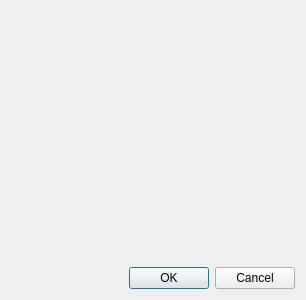
Above: PythonCAD/Interface/Dialogs/property.ui from pythoncad/pythoncad-legacy before the change. Below: the same form after it.
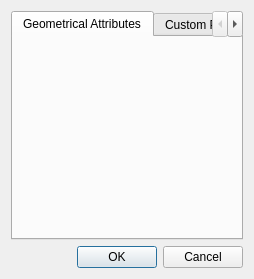
That is the form after the change.

Commit message: Add application preferences dialog Add custom property to all entity and start building the interface

Patch:
```diff
--- a/PythonCAD/Interface/Dialogs/property.ui
+++ b/PythonCAD/Interface/Dialogs/property.ui
@@ -6,8 +6,8 @@
    <rect>
     <x>0</x>
     <y>0</y>
-    <width>306</width>
-    <height>300</height>
+    <width>254</width>
+    <height>279</height>
    </rect>
   </property>
   <property name="windowTitle">
@@ -15,9 +15,14 @@
   </property>
   <layout class="QVBoxLayout" name="verticalLayout_2">
    <item>
-    <layout class="QVBoxLayout" name="propertyConteiner"/>
-   </item>
-   <item>
+    <widget class="QTabWidget" name="tabWidget">
+     <property name="currentIndex">
+      <number>0</number>
+     </property>
+     <widget class="QWidget" name="tab">
+      <attribute name="title">
+       <string>Geometrical Attributes</string>
+      </attribute>
     <layout class="QVBoxLayout" name="verticalLayout">
      <item>
       <spacer name="verticalSpacer">
@@ -27,19 +32,31 @@
        <property name="sizeHint" stdset="0">
         <size>
          <width>20</width>
-         <height>40</height>
+           <height>178</height>
         </size>
        </property>
       </spacer>
      </item>
+      </layout>
+     </widget>
+     <widget class="QWidget" name="tab_2">
+      <attribute name="title">
+       <string>Custom Property</string>
+      </attribute>
+      <layout class="QVBoxLayout" name="verticalLayout_3">
+       <item>
+        <widget class="QTableView" name="customProperty"/>
+       </item>
+      </layout>
+     </widget>
+    </widget>
+   </item>
      <item>
       <widget class="QDialogButtonBox" name="buttonBox">
        <property name="standardButtons">
         <set>QDialogButtonBox::Cancel|QDialogButtonBox::Ok</set>
        </property>
       </widget>
-     </item>
-    </layout>
    </item>
   </layout>
  </widget>
```
Left out of the diff: 3 changed lines with no effect on the pictures. Lines whose indentation alone changed are shown as unchanged. The commit also changes 10 other files.
